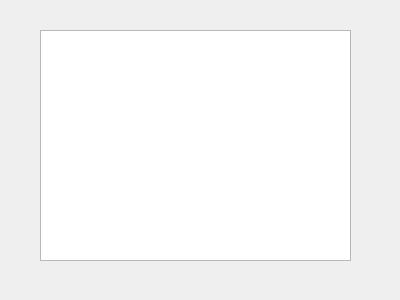
First picture: the form in processor_emulator.ui, repository ECruz25/OS_Project_1, before the edit.
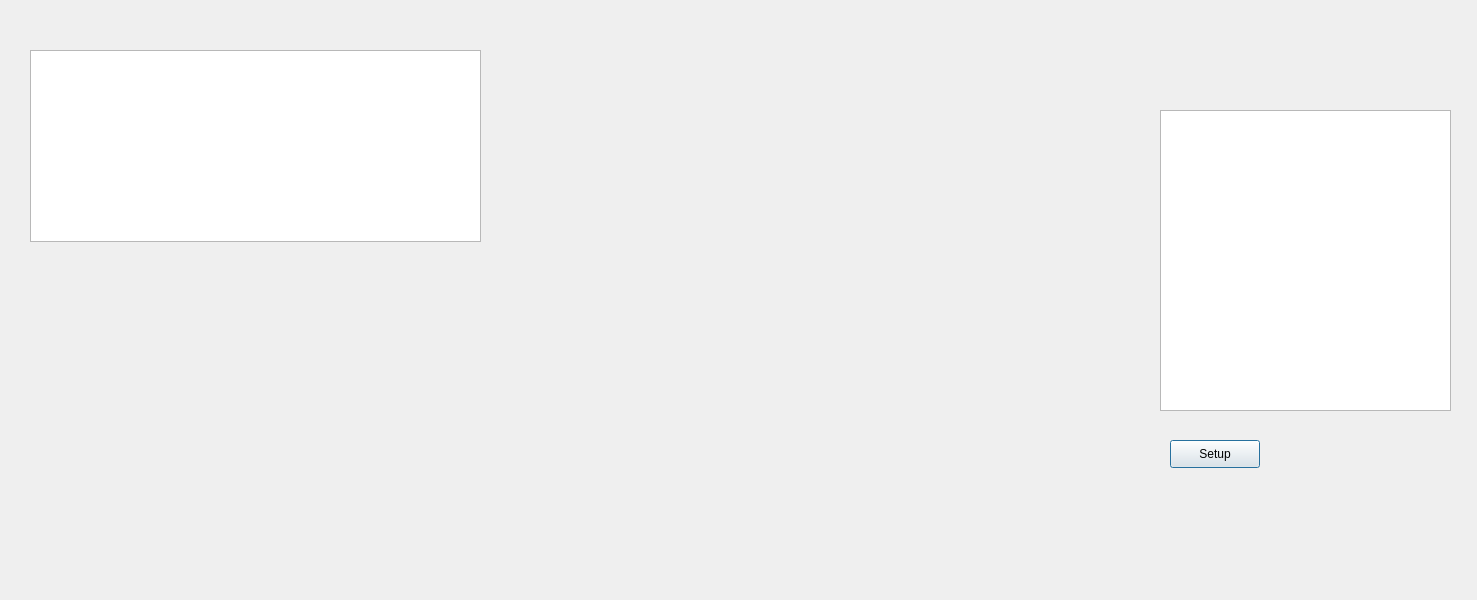
Second picture: the form after the edit.

The edit to the form file:
```diff
--- a/processor_emulator.ui
+++ b/processor_emulator.ui
@@ -6,8 +6,8 @@
    <rect>
     <x>0</x>
     <y>0</y>
-    <width>400</width>
-    <height>300</height>
+    <width>1477</width>
+    <height>600</height>
    </rect>
   </property>
   <property name="windowTitle">
@@ -16,13 +16,36 @@
   <widget class="QGraphicsView" name="graphicsView">
    <property name="geometry">
     <rect>
-     <x>40</x>
-     <y>30</y>
-     <width>311</width>
-     <height>231</height>
+     <x>1160</x>
+     <y>110</y>
+     <width>291</width>
+     <height>301</height>
     </rect>
    </property>
   </widget>
+  <widget class="QTableWidget" name="tableWidget">
+   <property name="geometry">
+    <rect>
+     <x>30</x>
+     <y>50</y>
+     <width>451</width>
+     <height>192</height>
+    </rect>
+   </property>
+  </widget>
+  <widget class="QPushButton" name="setup_emulator">
+   <property name="geometry">
+    <rect>
+     <x>1170</x>
+     <y>440</y>
+     <width>90</width>
+     <height>28</height>
+    </rect>
+   </property>
+   <property name="text">
+    <string>Setup</string>
+   </property>
+  </widget>
  </widget>
  <resources/>
  <connections/>
```
